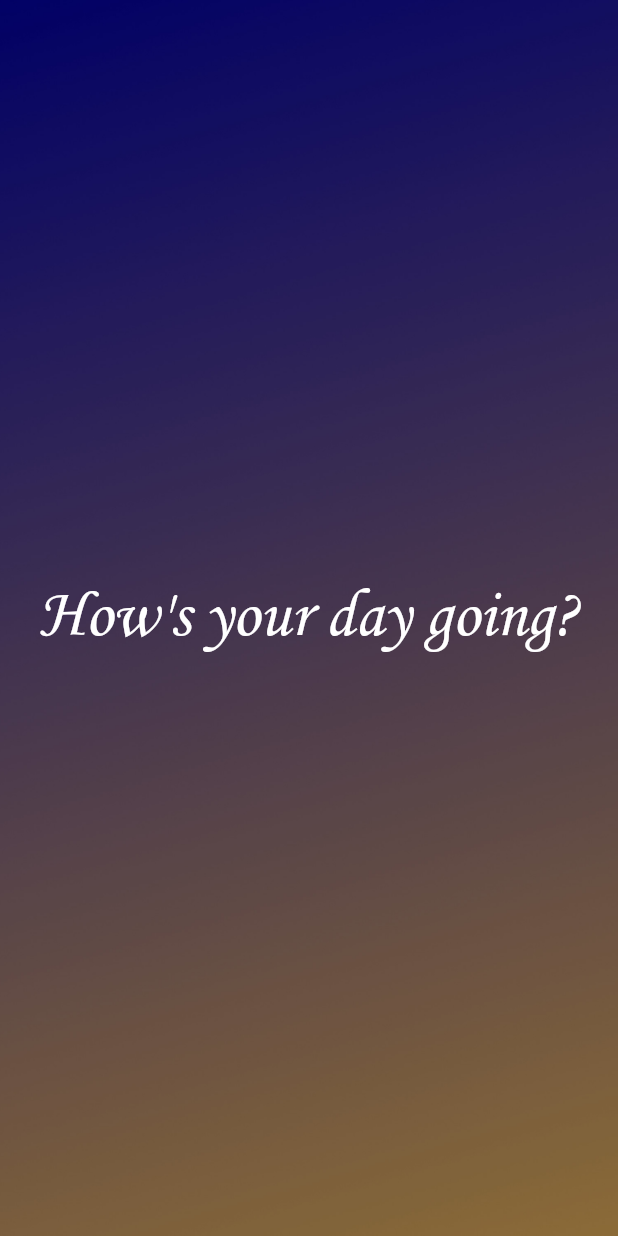
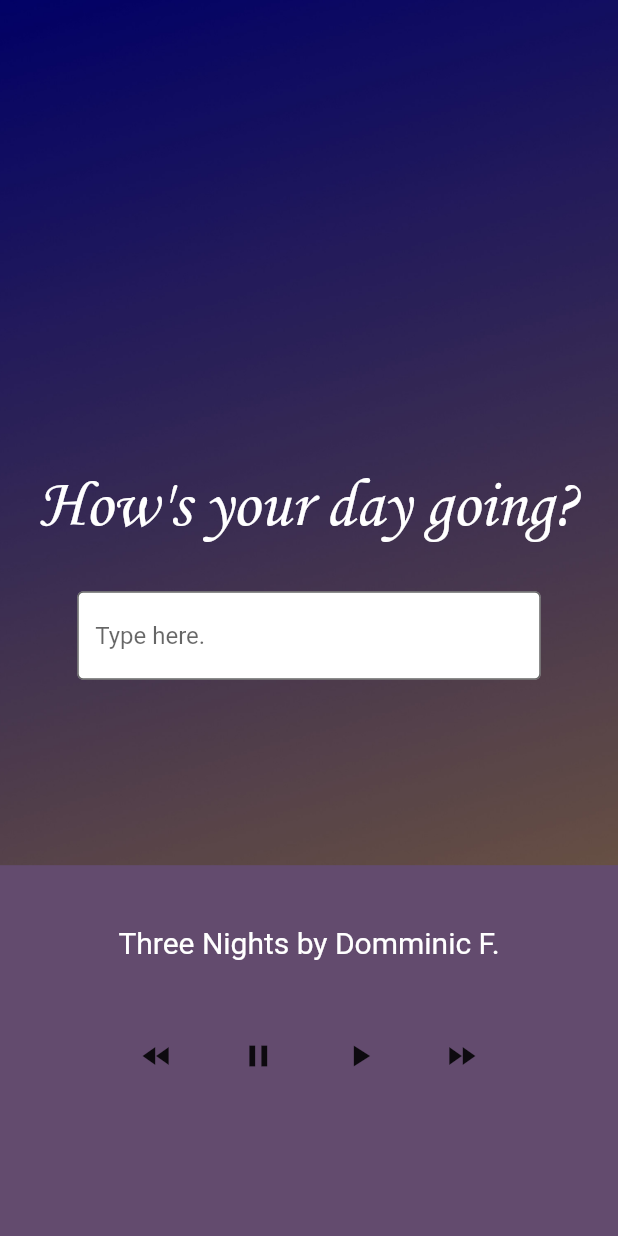
Before and after one commit to alexstjean808/MusicMe2021, a Flutter app: the screen it shows after launch, on a phone screen of 412 x 824 dp. Run offline on Flutter 3.47's test engine with Material 2 defaults, Android fonts, the phone set to English and light mode, and no system bars.

Commit message:
Basic Skeleton App Flutter UI only
Creating the basic skeleton UI. Later we can add animations and functionality.

```diff
--- a/musicme/lib/features/music_app/core/usecases/usecase.dart
+++ /dev/null
@@ -1,6 +0,0 @@
-import 'package:dartz/dartz.dart';
-import 'package:musicme/features/music_app/core/errors/failures..dart';
-
-abstract class UseCase<Type, Params> {
-  Future<Either<Failure, Type>> call(Params params);
-}
--- a/musicme/lib/features/music_app/presentation/pages/homepage.dart
+++ b/musicme/lib/features/music_app/presentation/pages/homepage.dart
@@ -1,11 +1,13 @@
+import 'dart:io';
+
 import 'package:flutter/material.dart';
-import 'dart:developer' as dev;
 
 class MusicMeApp extends StatelessWidget {
   @override
   Widget build(BuildContext context) {
     return MaterialApp(
       home: Scaffold(
+        resizeToAvoidBottomInset: false,
         body: Container(
           decoration: BoxDecoration(
             image: DecorationImage(
@@ -16,10 +18,18 @@ class MusicMeApp extends StatelessWidget {
           child: Column(
             children: [
               WelcomeMessage(),
-              UserMoodTextField(),
-              MusicPlayButton(),
+              SizedBox(
+                height: 30,
+              ),
+              SearchBar(),
+              Builder(builder: (BuildContext context) {
+                return SizedBox(
+                  height: MediaQuery.of(context).size.height * .15,
+                );
+              }),
+              MusicPlayer(),
             ],
-            mainAxisAlignment: MainAxisAlignment.center,
+            mainAxisAlignment: MainAxisAlignment.end,
           ),
         ),
       ),
@@ -41,26 +51,64 @@ class WelcomeMessage extends StatelessWidget {
   }
 }
 
-class UserMoodTextField extends StatefulWidget {
+class SearchBar extends StatefulWidget {
   @override
-  _UserMoodTextFieldState createState() => _UserMoodTextFieldState();
+  _SearchBarState createState() => _SearchBarState();
 }
 
-class _UserMoodTextFieldState extends State<UserMoodTextField> {
+class _SearchBarState extends State<SearchBar> {
+  var _controller = TextEditingController();
   @override
   Widget build(BuildContext context) {
-    return Container();
+    return Container(
+      width: MediaQuery.of(context).size.width * 0.75,
+      child: TextField(
+        onSubmitted: (String entry) {
+          _controller.clear();
+        },
+        controller: _controller,
+        decoration: InputDecoration(
+          fillColor: Colors.white,
+          filled: true,
+          border: OutlineInputBorder(),
+          hintText: 'Type here.',
+        ),
+      ),
+    );
   }
 }
 
-class MusicPlayButton extends StatefulWidget {
-  @override
-  _MusicPlayButtonState createState() => _MusicPlayButtonState();
-}
-
-class _MusicPlayButtonState extends State<MusicPlayButton> {
+class MusicPlayer extends StatelessWidget {
   @override
   Widget build(BuildContext context) {
-    return Container();
+    return Container(
+      decoration: BoxDecoration(color: Color.fromRGBO(99, 75, 110, 50)),
+      height: MediaQuery.of(context).size.height * 0.30,
+      child: Column(
+        mainAxisSize: MainAxisSize.max,
+        mainAxisAlignment: MainAxisAlignment.start,
+        children: [
+          Padding(
+            padding: EdgeInsets.all(40),
+            child: Text(
+              'Three Nights by Domminic F.',
+              style: TextStyle(fontSize: 20, color: Colors.white),
+            ),
+          ),
+          Row(
+            mainAxisSize: MainAxisSize.max,
+            mainAxisAlignment: MainAxisAlignment.spaceEvenly,
+            children: [
+              SizedBox(width: MediaQuery.of(context).size.width * 0.10),
+              IconButton(icon: Icon(Icons.fast_rewind), onPressed: () {}),
+              IconButton(icon: Icon(Icons.pause), onPressed: () {}),
+              IconButton(icon: Icon(Icons.play_arrow), onPressed: () {}),
+              IconButton(icon: Icon(Icons.fast_forward), onPressed: () {}),
+              SizedBox(width: MediaQuery.of(context).size.width * 0.10),
+            ],
+          ),
+        ],
+      ),
+    );
   }
 }
```
Also changed, not shown: musicme/lib/features/music_app/core/errors/failures..dart (deleted, +0 -8 lines), musicme/lib/features/music_app/domain/entities/song_data.dart (deleted, +0 -15 lines), musicme/lib/features/music_app/domain/repositories/song_data_repository.dart (deleted, +0 -10 lines), musicme/lib/features/music_app/domain/usecases/get_song_data.dart (deleted, +0 -29 lines), 1 other file.
